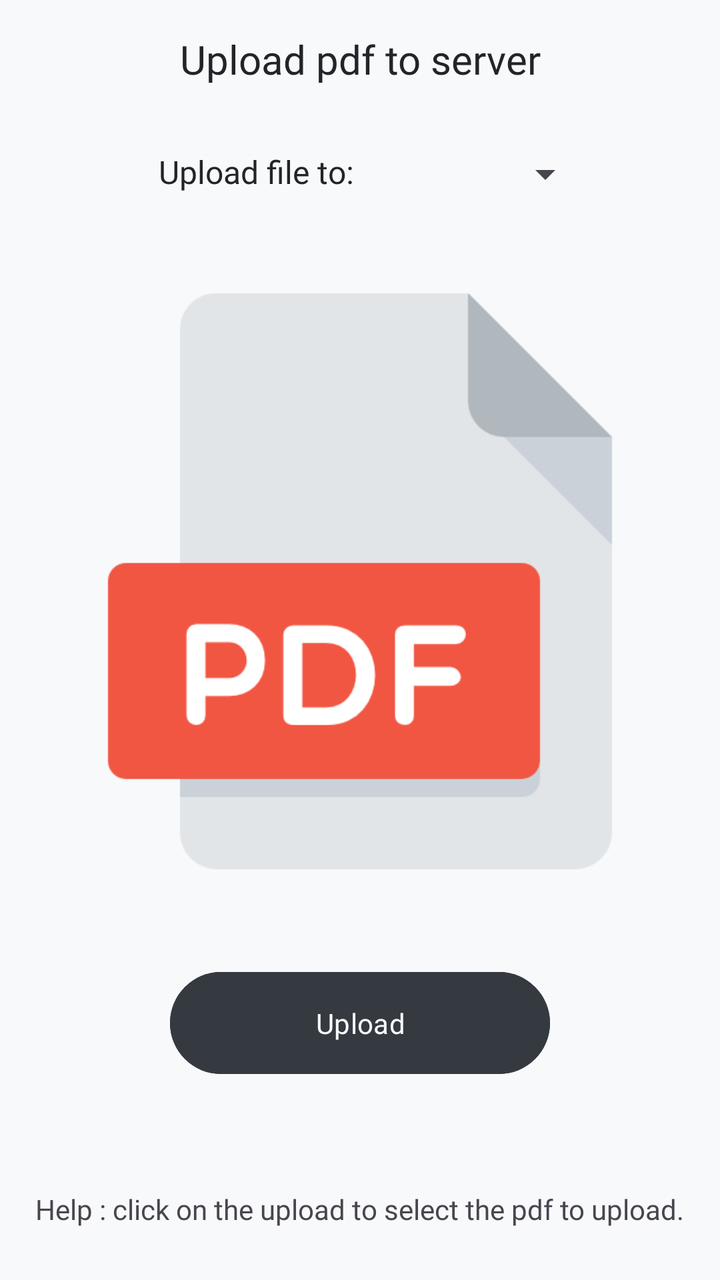
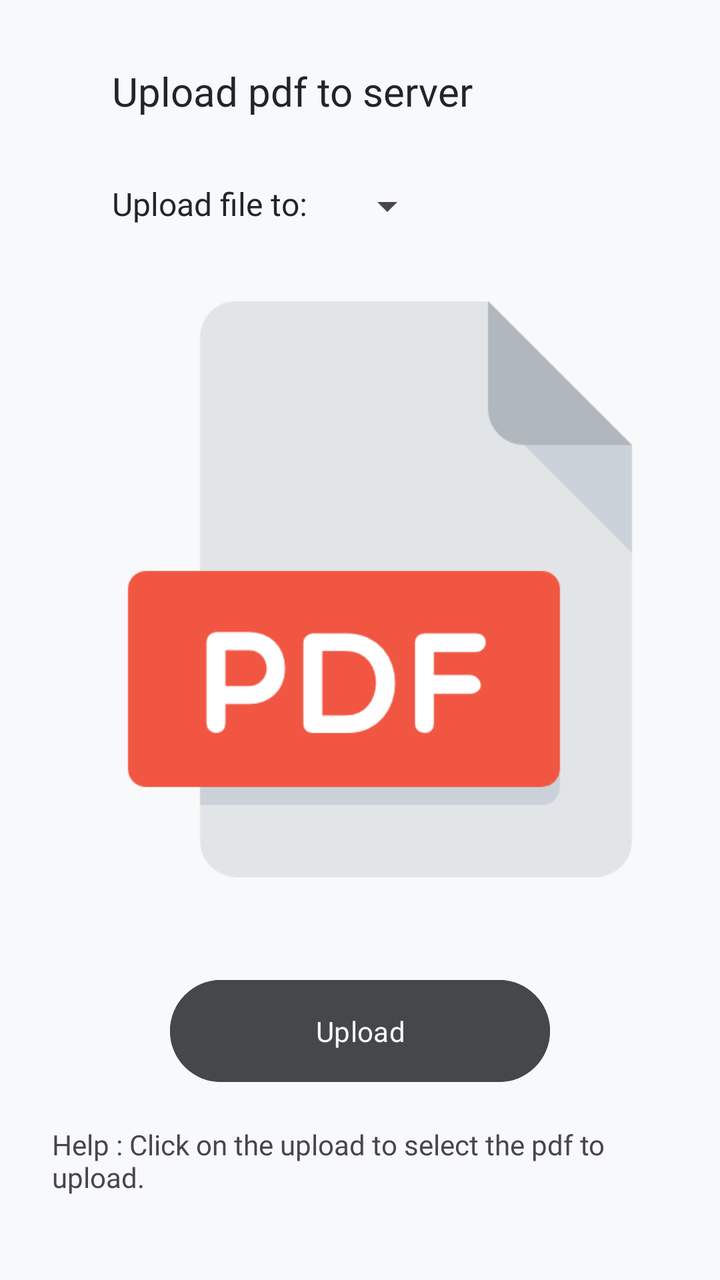

Two renders of the same Android screen: before a commit and after it. Below are the layout's source before the change and the commit's diff.
<!-- AndroidManifest.xml: application theme Theme.Note_app -->
<!-- res/layout/activity_pdf_upload.xml -->
<androidx.constraintlayout.widget.ConstraintLayout xmlns:android="http://schemas.android.com/apk/res/android"
    xmlns:app="http://schemas.android.com/apk/res-auto"
    xmlns:tools="http://schemas.android.com/tools"
    android:id="@+id/main"
    android:layout_width="match_parent"
    android:layout_height="match_parent"
    android:background="@color/primary_bg_light"
    tools:context=".pdf_upload">

    
    <TextView
        android:id="@+id/title"
        android:layout_width="wrap_content"
        android:layout_height="wrap_content"
        android:fontFamily="@font/jetbrainsmono"
        android:text="@string/upload_pdf_to_server"
        android:textColor="@color/primary_text_light"
        android:textSize="20sp"
        app:layout_constraintTop_toTopOf="parent"
        app:layout_constraintStart_toStartOf="parent"
        app:layout_constraintEnd_toEndOf="parent"
        android:layout_marginTop="16dp"/>

    
    <TextView
        android:id="@+id/upload_to_label"
        android:layout_width="wrap_content"
        android:layout_height="wrap_content"
        android:fontFamily="@font/jetbrainsmono"
        android:text="Upload file to:"
        android:textColor="@color/primary_text_light"
        android:textSize="16sp"
        app:layout_constraintTop_toBottomOf="@+id/title"
        app:layout_constraintStart_toStartOf="parent"
        app:layout_constraintEnd_toStartOf="@+id/reference_spinner"
        android:layout_marginTop="32dp"
        android:layout_marginStart="16dp"/>

    

    
    <Spinner
        android:id="@+id/reference_spinner"
        android:layout_width="wrap_content"
        android:layout_height="wrap_content"
        android:layout_marginStart="8dp"
        android:layout_marginTop="32dp"
        app:layout_constraintEnd_toEndOf="parent"
        app:layout_constraintStart_toEndOf="@+id/upload_to_label"
        app:layout_constraintTop_toBottomOf="@+id/title" />

    <ImageView
        android:id="@+id/imageView"
        android:layout_width="288dp"
        android:layout_height="319dp"
        android:layout_marginTop="32dp"
        android:contentDescription="@string/pdf"
        android:src="@drawable/pdf"
        app:layout_constraintTop_toBottomOf="@+id/reference_spinner"
        app:layout_constraintEnd_toEndOf="parent"
        app:layout_constraintStart_toStartOf="parent" />

    
    <Button
        android:id="@+id/upload_btn"
        android:layout_width="190dp"
        android:layout_height="wrap_content"
        android:layout_marginTop="32dp"
        android:backgroundTint="@color/button_clr"
        android:fontFamily="@font/jetbrainsmono"
        android:padding="16dp"
        android:text="@string/upload"
        android:textColor="@color/secondary_text"
        app:layout_constraintTop_toBottomOf="@+id/imageView"
        app:layout_constraintEnd_toEndOf="parent"
        app:layout_constraintStart_toStartOf="parent"/>

    
    <TextView
        android:id="@+id/note"
        android:layout_width="wrap_content"
        android:layout_height="wrap_content"
        android:layout_marginBottom="16dp"
        android:fontFamily="@font/jetbrainsmono"
        android:padding="10dp"
        android:text="@string/help_click_on_the_pdf_image_to_select_the_file_to_upload"
        app:layout_constraintBottom_toBottomOf="parent"
        app:layout_constraintEnd_toEndOf="parent"
        app:layout_constraintStart_toStartOf="parent"/>

</androidx.constraintlayout.widget.ConstraintLayout>
<!-- resources referenced by this layout -->
<resources>
  <color name="button_clr">#343A40</color>
  <color name="primary_bg_light">#F8F9FB</color>
  <color name="primary_text_light">#212529</color>
  <color name="secondary_text">#F8F9FA</color>
  <!-- drawable pdf: png bitmap (drawable, 8183 bytes) -->
  <string name="help_click_on_the_pdf_image_to_select_the_file_to_upload">Help : click on the upload to select the pdf to upload.</string>
  <string name="pdf">Pdf</string>
  <string name="upload">Upload</string>
  <string name="upload_pdf_to_server">Upload pdf to server</string>
  <style name="Theme.Note_app" parent="Base.Theme.Note_app" />
  <style name="Base.Theme.Note_app" parent="Theme.Material3.DayNight.NoActionBar">
          
          
      </style>
</resources>

<!-- the commit's change to res/layout/activity_pdf_upload.xml (unified diff, before → after) -->
@@ -1,13 +1,13 @@
-<androidx.constraintlayout.widget.ConstraintLayout xmlns:android="http://schemas.android.com/apk/res/android"
+<RelativeLayout xmlns:android="http://schemas.android.com/apk/res/android"
     xmlns:app="http://schemas.android.com/apk/res-auto"
     xmlns:tools="http://schemas.android.com/tools"
     android:id="@+id/main"
     android:layout_width="match_parent"
     android:layout_height="match_parent"
     android:background="@color/primary_bg_light"
+    android:padding="16dp"
     tools:context=".pdf_upload">
 
-    
     <TextView
         android:id="@+id/title"
         android:layout_width="wrap_content"
@@ -16,76 +16,64 @@
         android:text="@string/upload_pdf_to_server"
         android:textColor="@color/primary_text_light"
         android:textSize="20sp"
-        app:layout_constraintTop_toTopOf="parent"
-        app:layout_constraintStart_toStartOf="parent"
-        app:layout_constraintEnd_toEndOf="parent"
+        android:layout_alignParentTop="true"
+        android:layout_marginStart="40dp"
         android:layout_marginTop="16dp"/>
 
-    
     <TextView
         android:id="@+id/upload_to_label"
         android:layout_width="wrap_content"
         android:layout_height="wrap_content"
         android:fontFamily="@font/jetbrainsmono"
-        android:text="Upload file to:"
+        android:text="@string/upload_file_to"
         android:textColor="@color/primary_text_light"
         android:textSize="16sp"
-        app:layout_constraintTop_toBottomOf="@+id/title"
-        app:layout_constraintStart_toStartOf="parent"
-        app:layout_constraintEnd_toStartOf="@+id/reference_spinner"
+        android:layout_below="@id/title"
         android:layout_marginTop="32dp"
-        android:layout_marginStart="16dp"/>
+        android:layout_marginStart="40dp"
+        android:layout_alignParentStart="true"/>
 
-    
-
-    
     <Spinner
         android:id="@+id/reference_spinner"
         android:layout_width="wrap_content"
         android:layout_height="wrap_content"
-        android:layout_marginStart="8dp"
-        android:layout_marginTop="32dp"
-        app:layout_constraintEnd_toEndOf="parent"
-        app:layout_constraintStart_toEndOf="@+id/upload_to_label"
-        app:layout_constraintTop_toBottomOf="@+id/title" />
+        android:layout_below="@id/title"
+        android:layout_toEndOf="@id/upload_to_label"
+        android:layout_marginStart="16dp"
+        android:layout_marginTop="32dp"/>
 
     <ImageView
         android:id="@+id/imageView"
         android:layout_width="288dp"
         android:layout_height="319dp"
-        android:layout_marginTop="32dp"
+        android:layout_below="@id/reference_spinner"
         android:contentDescription="@string/pdf"
         android:src="@drawable/pdf"
-        app:layout_constraintTop_toBottomOf="@+id/reference_spinner"
-        app:layout_constraintEnd_toEndOf="parent"
-        app:layout_constraintStart_toStartOf="parent" />
+        android:layout_marginTop="20dp"
+        android:layout_marginStart="30dp"
+        />
 
-    
     <Button
         android:id="@+id/upload_btn"
         android:layout_width="190dp"
         android:layout_height="wrap_content"
+        android:layout_below="@id/imageView"
+        android:layout_centerHorizontal="true"
         android:layout_marginTop="32dp"
         android:backgroundTint="@color/button_clr"
         android:fontFamily="@font/jetbrainsmono"
         android:padding="16dp"
         android:text="@string/upload"
-        android:textColor="@color/secondary_text"
-        app:layout_constraintTop_toBottomOf="@+id/imageView"
-        app:layout_constraintEnd_toEndOf="parent"
-        app:layout_constraintStart_toStartOf="parent"/>
+        android:textColor="@color/secondary_text"/>
 
-    
     <TextView
         android:id="@+id/note"
         android:layout_width="wrap_content"
         android:layout_height="wrap_content"
+        android:layout_alignParentBottom="true"
         android:layout_marginBottom="16dp"
         android:fontFamily="@font/jetbrainsmono"
         android:padding="10dp"
         android:text="@string/help_click_on_the_pdf_image_to_select_the_file_to_upload"
-        app:layout_constraintBottom_toBottomOf="parent"
-        app:layout_constraintEnd_toEndOf="parent"
-        app:layout_constraintStart_toStartOf="parent"/>
-
-</androidx.constraintlayout.widget.ConstraintLayout>
+        android:layout_centerHorizontal="true"/>
+</RelativeLayout>
<!-- resource entries referenced after the edit -->
@@ -1,13 +1,14 @@
 <!-- resources referenced by this layout -->
 <resources>
-  <color name="button_clr">#343A40</color>
+  <color name="button_clr">#45484A</color>
   <color name="primary_bg_light">#F8F9FB</color>
   <color name="primary_text_light">#212529</color>
   <color name="secondary_text">#F8F9FA</color>
   <!-- drawable pdf: png bitmap (drawable, 8183 bytes) -->
-  <string name="help_click_on_the_pdf_image_to_select_the_file_to_upload">Help : click on the upload to select the pdf to upload.</string>
+  <string name="help_click_on_the_pdf_image_to_select_the_file_to_upload">Help : Click on the upload to select the pdf to upload.</string>
   <string name="pdf">Pdf</string>
   <string name="upload">Upload</string>
+  <string name="upload_file_to">Upload file to:</string>
   <string name="upload_pdf_to_server">Upload pdf to server</string>
   <style name="Theme.Note_app" parent="Base.Theme.Note_app" />
   <style name="Base.Theme.Note_app" parent="Theme.Material3.DayNight.NoActionBar">
